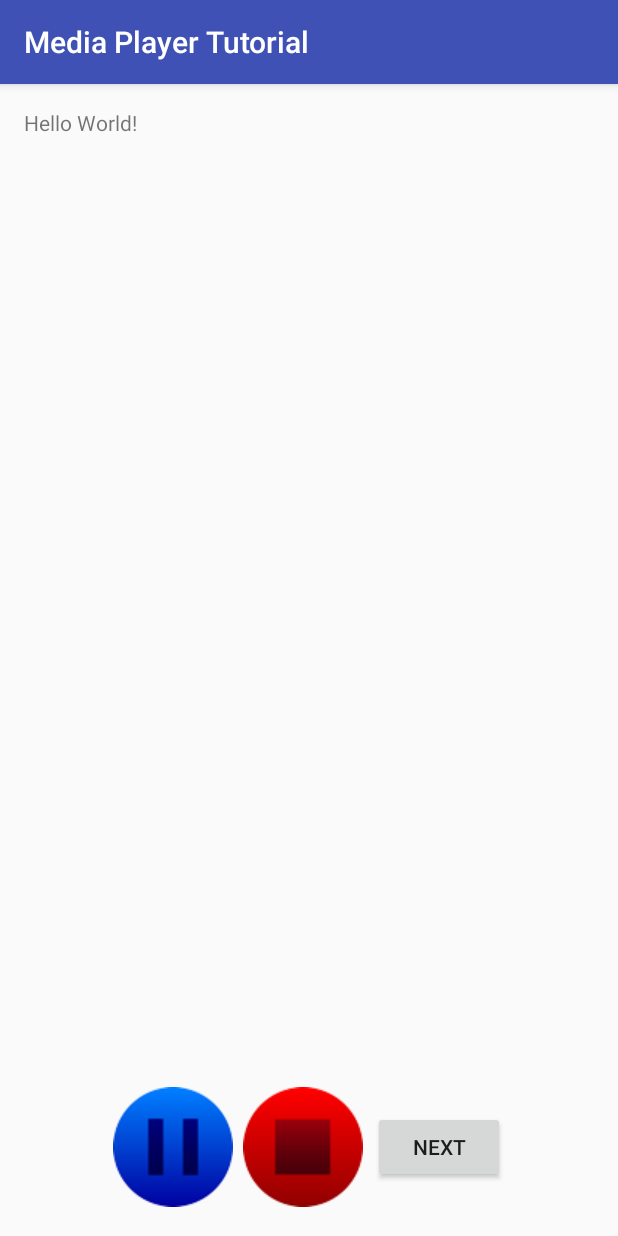
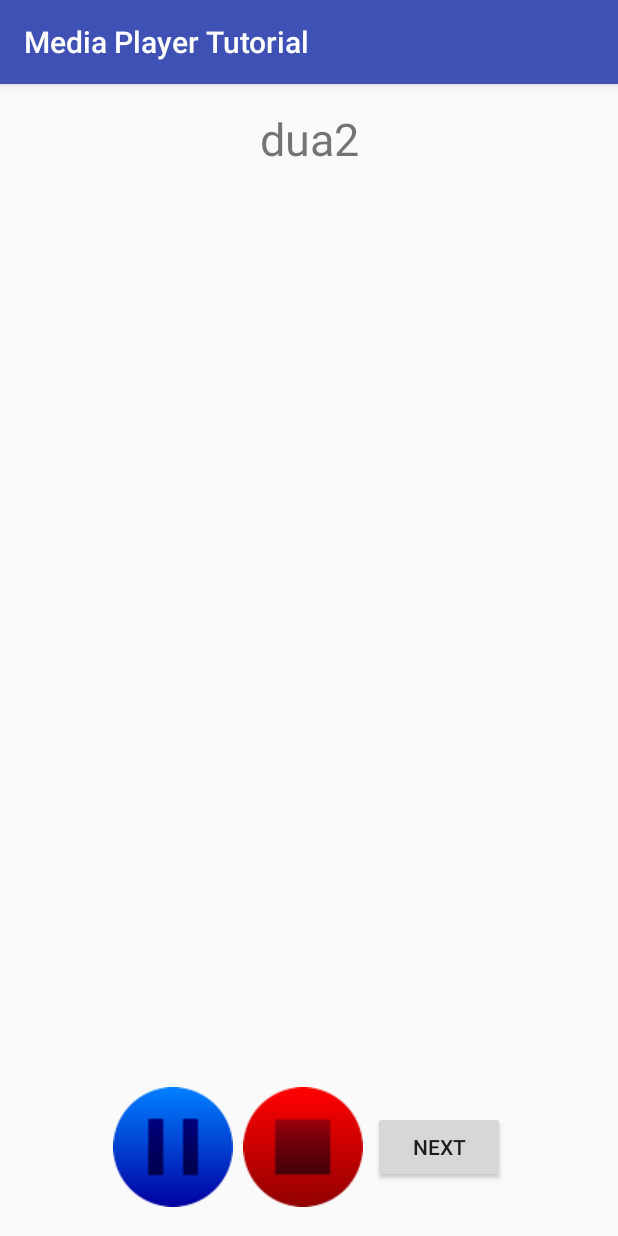
Before and after one commit to iballan/mp-wrapper, an Android app: the screen it shows after launch (MainActivity), after a tap on "NEXT", on a phone screen of 412 x 824 dp. Run offline under Robolectric (Android 15) with nearby library versions, the phone set to English and light mode, and no system bars.

Commit message:
Adding OnStartPlayingListener to MBMediaPlayer

```diff
--- a/app/src/main/java/com/mbh/mediaplayertutorial/MBMediaPlayer.java
+++ b/app/src/main/java/com/mbh/mediaplayertutorial/MBMediaPlayer.java
@@ -31,6 +31,7 @@ public class MBMediaPlayer {
     private Context mContext = null;
 
     private OnCompletionListener onMyComplestionListener = null;
+    private OnStartPlayingListener onStartPlayingListener = null;
 
     public MBMediaPlayer(Context context) {
         mp = new MediaPlayer();
@@ -75,6 +76,10 @@ public class MBMediaPlayer {
         this.onMyComplestionListener = onMyComplestionListener;
     }
 
+    public void setOnStartPlayingListener(OnStartPlayingListener onStartPlayingListener){
+        this.onStartPlayingListener = onStartPlayingListener;
+    }
+
     public void addRawFile(@RawRes int rawRes) {
         addRawFile("", rawRes);
     }
@@ -107,6 +112,19 @@ public class MBMediaPlayer {
         soundsList.add(mf);
     }
 
+
+    public MediaFile getCurrentFile(){
+        if(soundsList == null || soundsList.size() < 1) {
+            return null; // No file in the list yet
+        }
+
+        if(currentSoundIndex < (soundsList.size()-1)) {
+            return soundsList.get(currentSoundIndex);
+        }else {
+            return soundsList.get(0);
+        }
+    }
+
     public void playSoundAt(int soundIndex) {
 
         logger.debug("Playing file at index = "+soundIndex);
@@ -125,6 +143,10 @@ public class MBMediaPlayer {
             }else {
                 mp.setDataSource(soundsList.get(soundIndex).getMediaPath());
                 mp.prepare();
+            }
+
+            if(onStartPlayingListener != null){
+                onStartPlayingListener.onStartPlaying(mediaFile);
             }
 
             mp.start();
@@ -280,6 +302,10 @@ public class MBMediaPlayer {
         void onCompletion();
     }
 
+    interface OnStartPlayingListener {
+        void onStartPlaying(MediaFile currentMediaFile);
+    }
+
     public class MediaFile {
         private String mediaPath;
         private String mediaTitle;
@@ -323,7 +349,12 @@ public class MBMediaPlayer {
 
         @Override
         public String toString() {
-            return "MediaTitle=" + mediaTitle + ", MediaPath=" + mediaPath;
+            return "MediaFile{" +
+                    "mediaPath='" + mediaPath + '\'' +
+                    ", mediaTitle='" + mediaTitle + '\'' +
+                    ", rawId=" + rawId +
+                    ", assetFileName='" + assetFileName + '\'' +
+                    '}';
         }
 
         public String getMediaPath() {
--- a/app/src/main/java/com/mbh/mediaplayertutorial/MainActivity.java
+++ b/app/src/main/java/com/mbh/mediaplayertutorial/MainActivity.java
@@ -6,29 +6,35 @@ import android.os.Bundle;
 import android.view.View;
 import android.widget.Button;
 import android.widget.ImageButton;
+import android.widget.TextView;
 
 public class MainActivity extends AppCompatActivity implements View.OnClickListener {
 
     ImageButton ib_play, ib_stop;
     Button btn_next;
+    TextView tv_title;
 
     MBMediaPlayer mediaPlayer;
 
     Context context;
+
+    MBLogger logger;
     @Override
     protected void onCreate(Bundle savedInstanceState) {
         super.onCreate(savedInstanceState);
         setContentView(R.layout.activity_main);
         context = this;
 
+        logger = new MBLogger.Builder().setTag(this).createLogger();
+
         initUI();
 
-
         mediaPlayer = new MBMediaPlayer(this);
-        mediaPlayer.addAssetFile("dua1.mp3"); // test for assets file
-        mediaPlayer.addRawFile(R.raw.dua2); // test for raw file
+        mediaPlayer.addAssetFile("dua1", "dua1.mp3"); // test for assets file
+        mediaPlayer.addRawFile("dua2", R.raw.dua2); // test for raw file
 
         mediaPlayer.setOnComplestionListener(onCompletionListener);
+        mediaPlayer.setOnStartPlayingListener(onStartPlayingListener);
     }
 
     private MBMediaPlayer.OnCompletionListener onCompletionListener = new MBMediaPlayer.OnCompletionListener() {
@@ -38,10 +44,20 @@ public class MainActivity extends AppCompatActivity implements View.OnClickListe
         }
     };
 
+    private MBMediaPlayer.OnStartPlayingListener onStartPlayingListener = new MBMediaPlayer.OnStartPlayingListener() {
+        @Override
+        public void onStartPlaying(MBMediaPlayer.MediaFile currentMediaFile) {
+            // Here you do what you wanna do on changing the start playing any new sound file
+            logger.debug("" + currentMediaFile.toString());
+            tv_title.setText(currentMediaFile.getMediaTitle());
+        }
+    };
+
     private void initUI() {
         ib_play = (ImageButton) findViewById(R.id.btn_play);
         ib_stop = (ImageButton) findViewById(R.id.btn_stop);
         btn_next = (Button) findViewById(R.id.btn_next);
+        tv_title = (TextView) findViewById(R.id.tv_title);
 
         ib_play.setOnClickListener(this);
         ib_stop.setOnClickListener(this);
@@ -63,7 +79,7 @@ public class MainActivity extends AppCompatActivity implements View.OnClickListe
                 if(!mediaPlayer.isPlaying()) {
                     if(mediaPlayer.isPaused())
                         mediaPlayer.playOrPause(false);
-                    else mediaPlayer.playAllNow();
+                     else mediaPlayer.playAllNow();
                     ib_play.setImageResource(R.drawable.ic_pause);
                 } else {
                     mediaPlayer.pause();
--- a/app/src/main/res/layout/activity_main.xml
+++ b/app/src/main/res/layout/activity_main.xml
@@ -10,40 +10,45 @@
     tools:context="com.mbh.mediaplayertutorial.MainActivity">
 
     <TextView
+        android:id="@+id/tv_title"
+        android:layout_width="match_parent"
+        android:layout_height="wrap_content"
+        android:gravity="center"
+        android:text="Title"
+        android:textSize="30sp" />
+
+    <LinearLayout
         android:layout_width="wrap_content"
         android:layout_height="wrap_content"
-        android:text="Hello World!" />
-
-    <LinearLayout
+        android:layout_alignParentBottom="true"
         android:layout_centerHorizontal="true"
-        android:layout_alignParentBottom="true"
-        android:orientation="horizontal"
-        android:layout_width="wrap_content"
-        android:layout_height="wrap_content">
-        <ImageButton
-            android:layout_margin="3dp"
-            android:id="@+id/btn_play"
-            android:src="@drawable/ic_play"
-            android:scaleType="centerInside"
-            android:background="@android:color/transparent"
-            android:layout_width="wrap_content"
-            android:layout_height="wrap_content" />
+        android:orientation="horizontal">
 
         <ImageButton
+            android:id="@+id/btn_play"
+            android:layout_width="wrap_content"
+            android:layout_height="wrap_content"
             android:layout_margin="3dp"
+            android:background="@android:color/transparent"
+            android:scaleType="centerInside"
+            android:src="@drawable/ic_play" />
+
+        <ImageButton
             android:id="@+id/btn_stop"
-            android:src="@drawable/ic_stop"
+            android:layout_width="wrap_content"
+            android:layout_height="wrap_content"
+            android:layout_margin="3dp"
+            android:background="@android:color/transparent"
             android:scaleType="centerInside"
-            android:background="@android:color/transparent"
-            android:layout_width="wrap_content"
-            android:layout_height="wrap_content" />
+            android:src="@drawable/ic_stop" />
+
         <Button
             android:id="@+id/btn_next"
+            android:layout_width="wrap_content"
+            android:layout_height="wrap_content"
+            android:layout_gravity="center_vertical"
             android:layout_margin="3dp"
-            android:layout_gravity="center_vertical"
-            android:text="Next"
-            android:layout_width="wrap_content"
-            android:layout_height="wrap_content" />
+            android:text="Next" />
     </LinearLayout>
 
 
```
Also changed, not shown: 2 other files.
